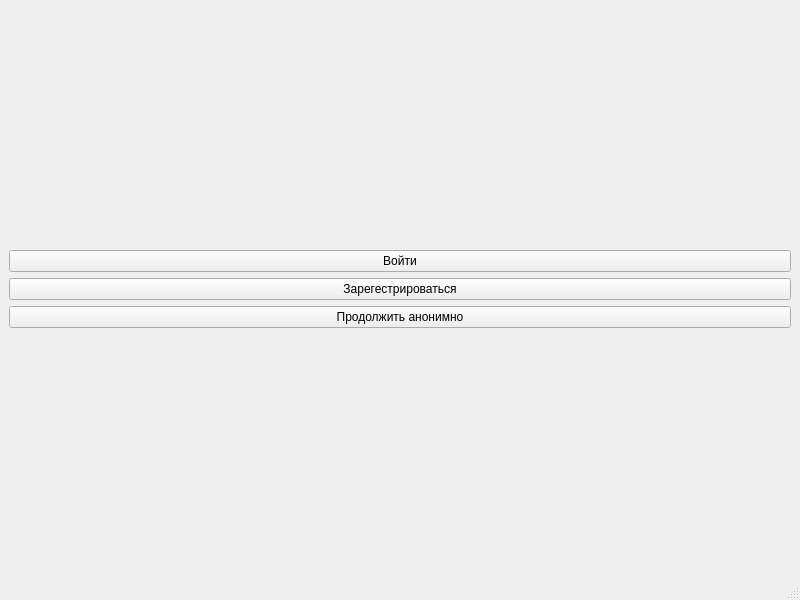
Above: ui_designer_files/start.ui from Asmodei-arch/typing-test before the change. Below: the same form after it.
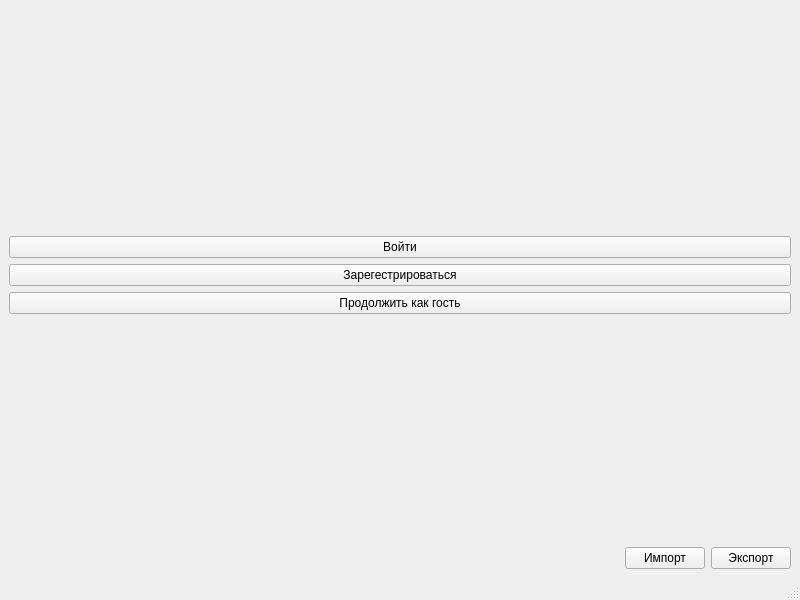
That is the form after the change.

Commit message: Added import/export from/to .csv Set modal to all windows except start menu

```diff
--- a/ui_designer_files/start.ui
+++ b/ui_designer_files/start.ui
@@ -47,7 +47,7 @@
       <item>
        <widget class="QPushButton" name="anonButton">
         <property name="text">
-         <string>Продолжить анонимно</string>
+         <string>Продолжить как гость</string>
         </property>
        </widget>
       </item>
@@ -64,6 +64,37 @@
         </property>
        </spacer>
       </item>
+      <item>
+       <layout class="QHBoxLayout" name="horizontalLayout">
+        <item>
+         <spacer name="horizontalSpacer">
+          <property name="orientation">
+           <enum>Qt::Horizontal</enum>
+          </property>
+          <property name="sizeHint" stdset="0">
+           <size>
+            <width>40</width>
+            <height>20</height>
+           </size>
+          </property>
+         </spacer>
+        </item>
+        <item>
+         <widget class="QPushButton" name="importButton">
+          <property name="text">
+           <string>Импорт</string>
+          </property>
+         </widget>
+        </item>
+        <item>
+         <widget class="QPushButton" name="exportButton">
+          <property name="text">
+           <string>Экспорт</string>
+          </property>
+         </widget>
+        </item>
+       </layout>
+      </item>
      </layout>
     </item>
    </layout>
```
The commit also changes 15 other files.
